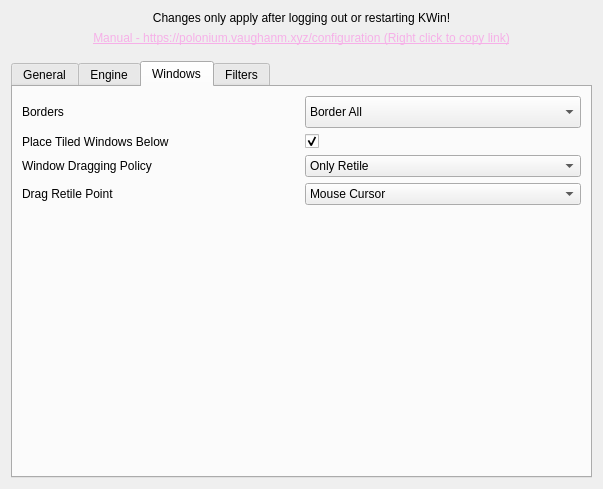
Before: the Qt Designer form res/config.ui in zeroxoneafour/polonium, drawn with Qt 5.
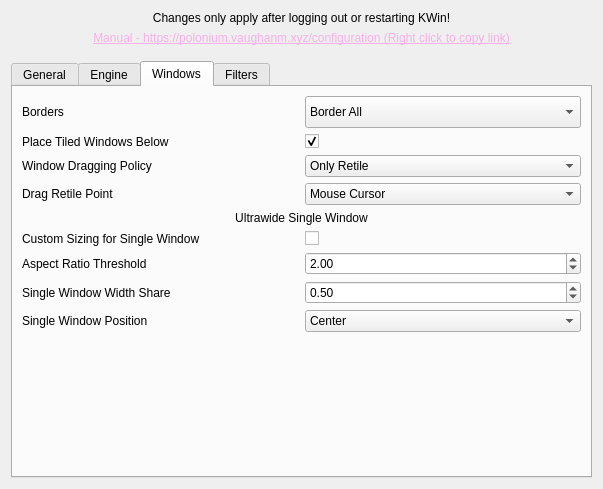
After: the same form once the commit is applied. The open tabs and pages were chosen to show the change.

Commit message: feat: add ultrawide single window sizing settings and layout support

What changed in the file:
```diff
--- a/res/config.ui
+++ b/res/config.ui
@@ -811,6 +811,108 @@
           </widget>
          </item>
          <item row="5" column="0" colspan="2">
+           <widget class="QLabel" name="ultrawideTitle">
+            <property name="sizePolicy">
+             <sizepolicy hsizetype="Expanding" vsizetype="Fixed">
+              <horstretch>0</horstretch>
+              <verstretch>0</verstretch>
+             </sizepolicy>
+            </property>
+            <property name="text">
+             <string>Ultrawide Single Window</string>
+            </property>
+            <property name="alignment">
+             <set>Qt::AlignmentFlag::AlignCenter</set>
+            </property>
+           </widget>
+          </item>
+          <item row="6" column="0">
+           <widget class="QLabel" name="ultrawideEnableLabel">
+            <property name="text">
+             <string>Custom Sizing for Single Window</string>
+            </property>
+           </widget>
+          </item>
+          <item row="6" column="1">
+           <widget class="QCheckBox" name="kcfg_UltrawideSingleWindow">
+            <property name="text">
+             <string/>
+            </property>
+           </widget>
+          </item>
+          <item row="7" column="0">
+           <widget class="QLabel" name="ultrawideThresholdLabel">
+            <property name="text">
+             <string>Aspect Ratio Threshold</string>
+            </property>
+           </widget>
+          </item>
+          <item row="7" column="1">
+           <widget class="QDoubleSpinBox" name="kcfg_UltrawideThreshold">
+            <property name="minimum">
+             <double>1.500000000000000</double>
+            </property>
+            <property name="maximum">
+             <double>4.000000000000000</double>
+            </property>
+            <property name="singleStep">
+             <double>0.100000000000000</double>
+            </property>
+            <property name="value">
+             <double>2.000000000000000</double>
+            </property>
+           </widget>
+          </item>
+          <item row="8" column="0">
+           <widget class="QLabel" name="ultrawideWidthLabel">
+            <property name="text">
+             <string>Single Window Width Share</string>
+            </property>
+           </widget>
+          </item>
+          <item row="8" column="1">
+           <widget class="QDoubleSpinBox" name="kcfg_UltrawideSingleWindowWidth">
+            <property name="minimum">
+             <double>0.100000000000000</double>
+            </property>
+            <property name="maximum">
+             <double>0.900000000000000</double>
+            </property>
+            <property name="singleStep">
+             <double>0.050000000000000</double>
+            </property>
+            <property name="value">
+             <double>0.500000000000000</double>
+            </property>
+           </widget>
+          </item>
+          <item row="9" column="0">
+           <widget class="QLabel" name="ultrawidePositionLabel">
+            <property name="text">
+             <string>Single Window Position</string>
+            </property>
+           </widget>
+          </item>
+          <item row="9" column="1">
+           <widget class="QComboBox" name="kcfg_UltrawideSingleWindowPosition">
+            <item>
+             <property name="text">
+              <string>Center</string>
+             </property>
+            </item>
+            <item>
+             <property name="text">
+              <string>Left</string>
+             </property>
+            </item>
+            <item>
+             <property name="text">
+              <string>Right</string>
+             </property>
+            </item>
+           </widget>
+          </item>
+          <item row="10" column="0" colspan="2">
           <spacer name="windowsVerticalSpacer">
            <property name="orientation">
             <enum>Qt::Orientation::Vertical</enum>
```
Lines whose indentation alone changed are shown as unchanged. The commit also changes 4 other files.
